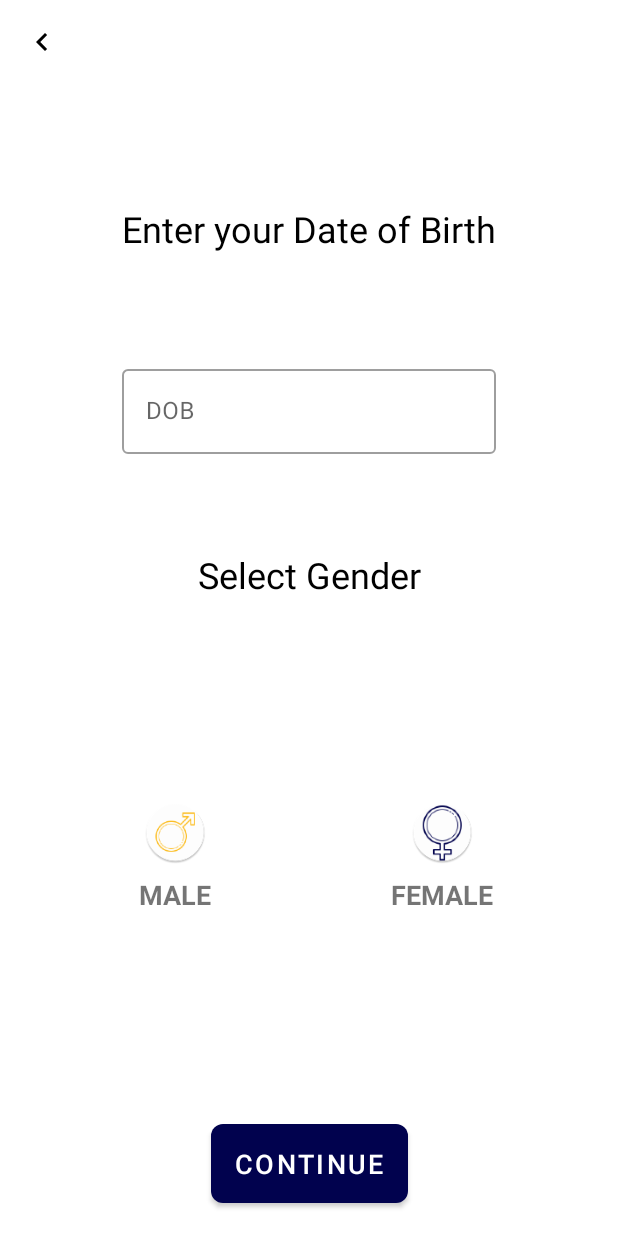
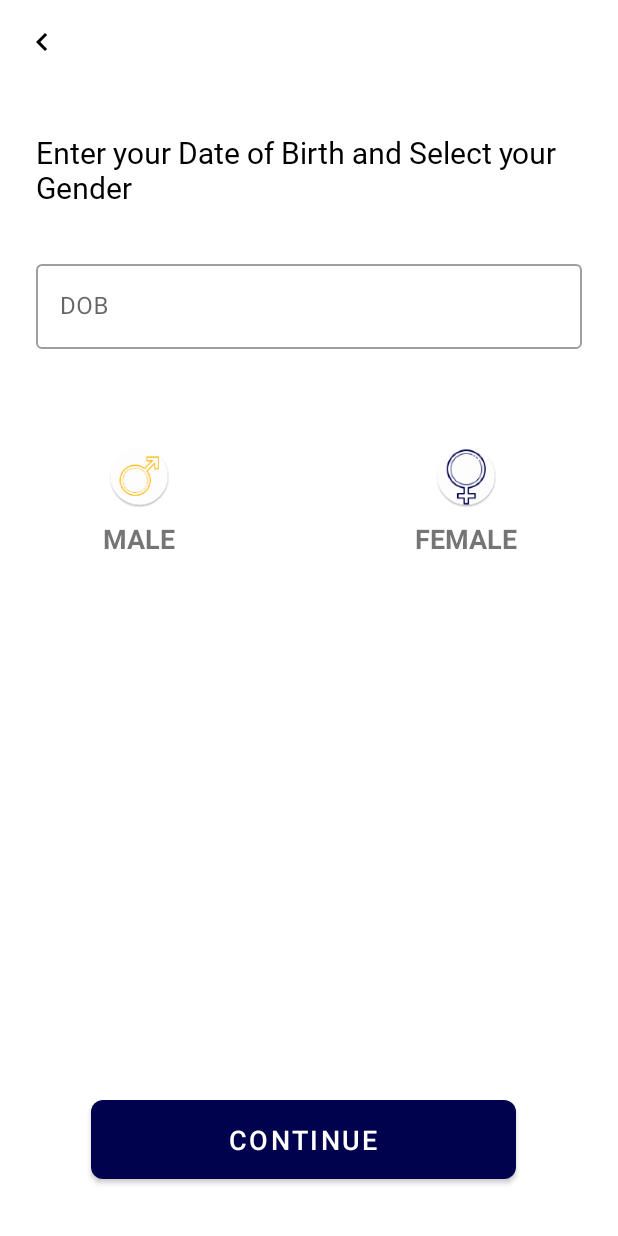
Before and after one commit to saadfarhan124/Carpool, an Android app: the SelectGenderAndDob screen opened directly, with no data from a screen before it, on a phone screen of 412 x 824 dp. Run offline under Robolectric (Android 15) with nearby library versions, the phone set to English and light mode, and no system bars; libraries missing offline, so code that uses them is left out: com.skyfishjy.library; plain views replace RippleBackground; 6 statements that could not run were skipped.

Commit message:
aftersplash art login art fix some xml

```diff
--- a/app/src/main/AndroidManifest.xml
+++ b/app/src/main/AndroidManifest.xml
@@ -55,7 +55,7 @@
             android:name=".SelectPickUpActivity"
             android:label="@string/title_activity_select_drop_off" />
         <activity android:name=".ProfileActivity" />
-        <activity android:name=".SplashActivity">
+        <activity android:name=".MainActivity">
             <intent-filter>
                 <action android:name="android.intent.action.MAIN" />
 
--- a/app/src/main/java/com/example/prototype/MainActivity.kt
+++ b/app/src/main/java/com/example/prototype/MainActivity.kt
@@ -16,7 +16,7 @@ class MainActivity : AppCompatActivity() {
 
     override fun onCreate(savedInstanceState: Bundle?) {
         super.onCreate(savedInstanceState)
-        setContentView(R.layout.activity_bank_transfer)
+        setContentView(R.layout.activity_gender)
 //        val actv: AutoCompleteTextView = findViewById(R.id.outline_exposed_dropdown)
 //        val COUNTRIES = arrayOf("Item 1", "Item 2", "Item 3", "Item 4")
 //
--- a/app/src/main/res/layout/activity_gender.xml
+++ b/app/src/main/res/layout/activity_gender.xml
@@ -25,28 +25,32 @@
             app:navigationIcon="@drawable/ic_chevron_left_black_24dp">
         </androidx.appcompat.widget.Toolbar>
     </com.google.android.material.appbar.AppBarLayout>
+
     <TextView
         android:id="@+id/textView7"
-        android:layout_width="wrap_content"
+        android:layout_width="0dp"
         android:layout_height="wrap_content"
-        android:layout_marginTop="80dp"
-        android:text="Enter your Date of Birth"
+        android:layout_marginStart="24dp"
+        android:layout_marginTop="32dp"
+        android:layout_marginEnd="24dp"
+        android:fontFamily="@font/roboto"
+        android:text="Enter your Date of Birth and Select your Gender"
         android:textColor="@color/colorText1"
-        android:textSize="24sp"
+        android:textSize="20sp"
         app:layout_constraintEnd_toEndOf="parent"
         app:layout_constraintStart_toStartOf="parent"
         app:layout_constraintTop_toBottomOf="@+id/appBarLayout" />
 
     <com.google.android.material.textfield.TextInputLayout
         android:id="@+id/editText5"
+        style="@style/Widget.MaterialComponents.TextInputLayout.OutlinedBox"
         android:layout_width="0dp"
         android:layout_height="wrap_content"
+        android:layout_marginTop="32dp"
         android:hint="DOB"
-        style="@style/Widget.MaterialComponents.TextInputLayout.OutlinedBox"
-        android:layout_marginTop="72dp"
         app:layout_constraintEnd_toEndOf="@+id/textView7"
         app:layout_constraintStart_toStartOf="@+id/textView7"
-        app:layout_constraintTop_toBottomOf="@+id/textView7" >
+        app:layout_constraintTop_toBottomOf="@+id/textView7">
 
         <com.google.android.material.textfield.TextInputEditText
             android:id="@+id/editTextDob"
@@ -54,7 +58,7 @@
             android:layout_height="wrap_content"
             android:ems="10"
             android:focusable="false"
-            android:inputType="date"/>
+            android:inputType="date" />
 
     </com.google.android.material.textfield.TextInputLayout>
 
@@ -62,39 +66,17 @@
         android:id="@+id/content"
         android:layout_width="wrap_content"
         android:layout_height="wrap_content"
-        android:layout_marginEnd="64dp"
-        android:layout_marginBottom="24dp"
-        app:layout_constraintBottom_toTopOf="@+id/btnContinue"
-        app:layout_constraintEnd_toEndOf="parent"
-        app:layout_constraintTop_toBottomOf="@+id/textView27"
+        android:layout_marginTop="32dp"
+        android:layout_marginEnd="24dp"
+        app:layout_constraintEnd_toEndOf="@+id/editText5"
+        app:layout_constraintTop_toBottomOf="@+id/editText5"
         app:rb_color="@color/colorAccent"
         app:rb_duration="3000"
         app:rb_radius="16dp"
         app:rb_rippleAmount="1"
         app:rb_scale="6">
 
-        <com.google.android.material.card.MaterialCardView
-            android:id="@+id/materialCardViewFemale"
-            style="@style/Widget.MaterialComponents.CardView"
-            android:layout_width="wrap_content"
-            android:layout_height="wrap_content"
-            android:layout_marginStart="32dp"
-            android:layout_marginTop="32dp"
-            android:layout_marginEnd="32dp"
-            android:layout_marginBottom="74dp"
-            android:checkable="true"
-            android:clickable="true"
-            android:focusable="true"
-            android:outlineSpotShadowColor="@color/colorPrimaryDark"
-            app:cardCornerRadius="18dp"
 
-            app:cardElevation="6dp"
-            app:layout_constraintBottom_toTopOf="@+id/btnContinue"
-            app:layout_constraintEnd_toEndOf="parent"
-            app:layout_constraintStart_toStartOf="parent"
-            app:layout_constraintTop_toBottomOf="@+id/textView27">
-
-        </com.google.android.material.card.MaterialCardView>
 
         <androidx.constraintlayout.widget.ConstraintLayout
             android:layout_width="wrap_content"
@@ -132,8 +114,8 @@
         android:id="@+id/contentMale"
         android:layout_width="wrap_content"
         android:layout_height="wrap_content"
-        android:layout_marginStart="64dp"
-        app:layout_constraintStart_toStartOf="parent"
+        android:layout_marginStart="16dp"
+        app:layout_constraintStart_toStartOf="@+id/editText5"
         app:layout_constraintTop_toTopOf="@+id/content"
         app:rb_color="@color/colorPrimary"
         app:rb_duration="3000"
@@ -141,28 +123,6 @@
         app:rb_rippleAmount="1"
         app:rb_scale="6">
 
-        <com.google.android.material.card.MaterialCardView
-            android:id="@+id/materialCardViewMale"
-            style="@style/Widget.MaterialComponents.CardView"
-            android:layout_width="wrap_content"
-            android:layout_height="wrap_content"
-            android:layout_marginStart="32dp"
-            android:layout_marginTop="32dp"
-            android:layout_marginEnd="32dp"
-            android:layout_marginBottom="74dp"
-            android:checkable="true"
-            android:clickable="true"
-            android:focusable="true"
-            android:outlineSpotShadowColor="@color/colorPrimaryDark"
-            app:cardCornerRadius="18dp"
-
-            app:cardElevation="6dp"
-            app:layout_constraintBottom_toTopOf="@+id/btnContinue"
-            app:layout_constraintEnd_toEndOf="parent"
-            app:layout_constraintStart_toStartOf="parent"
-            app:layout_constraintTop_toBottomOf="@+id/textView27">
-
-        </com.google.android.material.card.MaterialCardView>
 
         <androidx.constraintlayout.widget.ConstraintLayout
             android:layout_width="wrap_content"
@@ -201,28 +161,16 @@
         style="@style/Widget.MaterialComponents.Button"
         android:layout_width="wrap_content"
         android:layout_height="wrap_content"
-        android:layout_marginBottom="16dp"
+        android:layout_marginBottom="32dp"
+        android:paddingLeft="92dp"
         android:paddingTop="14dp"
+        android:paddingRight="92dp"
         android:paddingBottom="14dp"
         android:text="Continue"
-
         android:textSize="18sp"
         app:cornerRadius="8dp"
         app:layout_constraintBottom_toBottomOf="parent"
         app:layout_constraintEnd_toEndOf="@+id/content"
         app:layout_constraintStart_toStartOf="@+id/contentMale" />
 
-    <TextView
-        android:textColor="@color/colorText1"
-        android:textSize="24sp"
-        android:id="@+id/textView27"
-        android:layout_width="wrap_content"
-        android:layout_height="wrap_content"
-        android:layout_marginTop="64dp"
-        android:text="Select Gender"
-        android:textAppearance="@style/TextAppearance.AppCompat.Body1"
-        app:layout_constraintEnd_toEndOf="parent"
-        app:layout_constraintStart_toStartOf="parent"
-        app:layout_constraintTop_toBottomOf="@+id/editText5" />
-
 </androidx.constraintlayout.widget.ConstraintLayout>
--- a/app/src/main/res/layout/activity_login.xml
+++ b/app/src/main/res/layout/activity_login.xml
@@ -132,12 +132,13 @@
         android:layout_height="wrap_content"
         android:layout_marginStart="24dp"
         android:layout_marginEnd="24dp"
-        android:layout_marginBottom="32dp"
+        android:layout_marginBottom="100dp"
         android:text="Forget Password?"
         android:textColor="@color/colorPrimary"
         android:textSize="16sp"
         app:layout_constraintBottom_toBottomOf="parent"
         app:layout_constraintEnd_toEndOf="parent"
+        app:layout_constraintHorizontal_bias="0.0"
         app:layout_constraintStart_toStartOf="parent" />
 
 </androidx.constraintlayout.widget.ConstraintLayout>
```
Also changed, not shown: app/src/main/res/layout/activity_signup.xml (deleted, +0 -148 lines), app/src/main/res/layout/activity_uppass.xml (+5 -5 lines).
